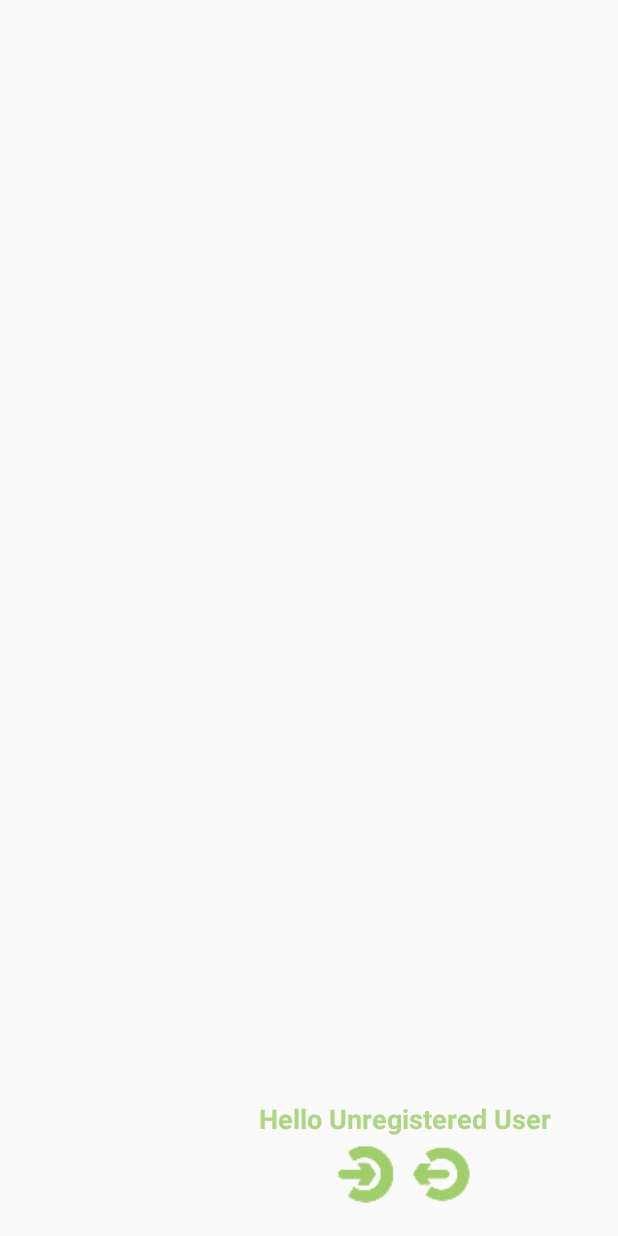
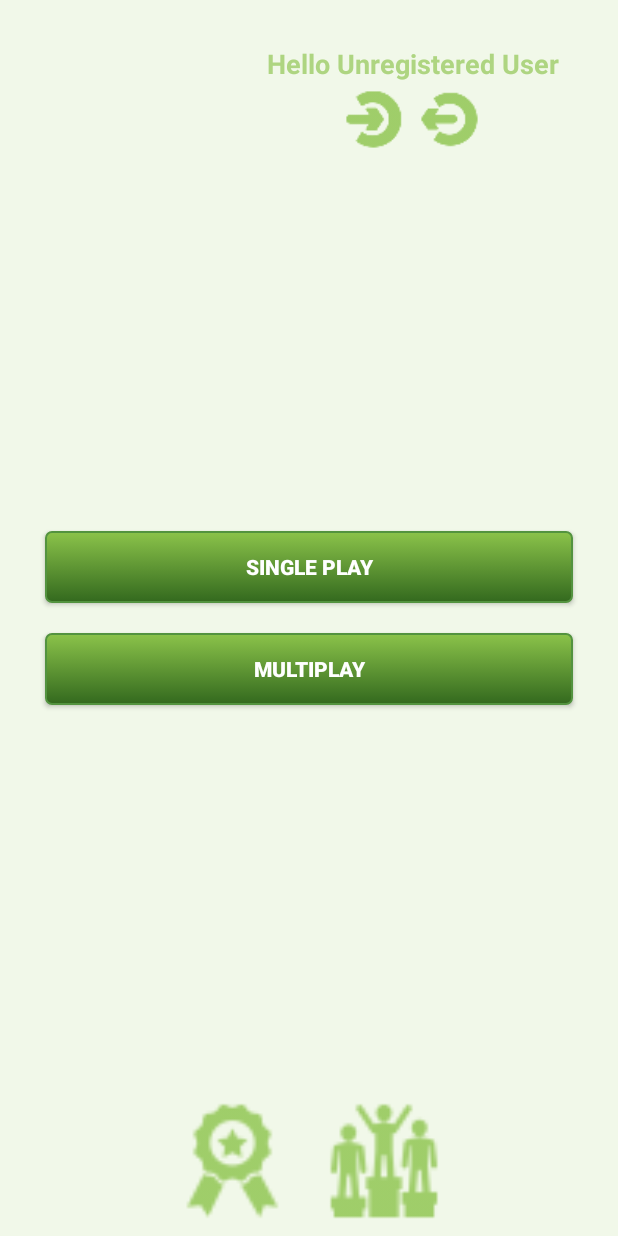
Before and after one commit to kursadaydin/quesswhat, an Android app: the layout fragment_gamemenu.xml on its own in the app's theme, with its tools: preview values and no code run, on a phone screen of 412 x 824 dp. Run offline under Robolectric (Android 15) with nearby library versions, the phone set to English and light mode, and no system bars.

Commit message:
login-logout ve user icon

```diff
--- /dev/null
+++ b/app/src/main/res/drawable/single_player_button.xml
@@ -0,0 +1,39 @@
+<?xml version="1.0" encoding="utf-8"?>
+<selector xmlns:android="http://schemas.android.com/apk/res/android">
+    <item android:state_pressed="true" >
+        <shape>
+
+            <solid
+                android:color="#70c656"
+                />
+            <stroke
+                android:width="1dp"
+                android:color="#53933f" />
+            <corners
+                android:radius="3dp" />
+            <padding
+                android:left="10dp"
+                android:top="10dp"
+                android:right="10dp"
+                android:bottom="10dp" />
+        </shape>
+    </item>
+    <item>
+        <shape>
+            <gradient
+                android:startColor="@color/lightGreen500"
+                android:endColor="@color/lightGreen900"
+                android:angle="270" />
+            <stroke
+                android:width="1dp"
+                android:color="#53933f" />
+            <corners
+                android:radius="4dp" />
+            <padding
+                android:left="10dp"
+                android:top="10dp"
+                android:right="10dp"
+                android:bottom="10dp" />
+        </shape>
+    </item>
+</selector>
--- a/app/src/main/res/layout/content_main.xml
+++ b/app/src/main/res/layout/content_main.xml
@@ -2,7 +2,7 @@
 <LinearLayout xmlns:android="http://schemas.android.com/apk/res/android"
     android:layout_width="match_parent"
     android:layout_height="match_parent"
-    android:orientation="vertical" >
+    android:orientation="vertical">
 
     <FrameLayout
         android:id="@+id/fragment_holder"
--- a/app/src/main/res/layout/fragment_gamemenu.xml
+++ b/app/src/main/res/layout/fragment_gamemenu.xml
@@ -2,21 +2,24 @@
 <RelativeLayout xmlns:android="http://schemas.android.com/apk/res/android"
     android:layout_width="match_parent"
     android:layout_height="match_parent"
-    android:layout_margin="@dimen/activity_horizontal_margin">
+    android:background="@color/lightGreen50">
 
 
     <LinearLayout
         android:layout_width="match_parent"
         android:layout_height="wrap_content"
-        android:layout_alignParentBottom="true"
-        android:orientation="horizontal">
+        android:layout_alignParentTop="true"
+        android:id="@+id/linearlayout1"
+        android:orientation="horizontal"
+        android:layout_marginTop="30dp">
 
         <ImageView
             android:layout_width="match_parent"
             android:layout_height="match_parent"
             android:layout_weight="2"
             android:id="@+id/imageViewUserIcon"
-            android:scaleType="fitXY"/>
+            android:scaleType="fitXY"
+            android:layout_marginLeft="30dp"/>
 
         <LinearLayout
             android:layout_width="match_parent"
@@ -52,8 +55,65 @@
 
             </LinearLayout>
 
+        </LinearLayout>
 
-        </LinearLayout>
+    </LinearLayout>
+
+    <LinearLayout
+        android:layout_width="match_parent"
+        android:layout_height="wrap_content"
+        android:orientation="vertical"
+        android:layout_centerInParent="true"
+        android:layout_margin="20dp"
+        >
+
+        <Button
+            android:layout_width="match_parent"
+            android:layout_height="wrap_content"
+            android:background="@drawable/single_player_button"
+            android:text="Single Play"
+            android:textColor="@color/colorWhite"
+            android:textStyle="bold"
+            android:layout_margin="10dp"
+            />
+
+        <Button
+            android:layout_width="match_parent"
+            android:layout_height="wrap_content"
+            android:background="@drawable/single_player_button"
+            android:text="MultiPlay"
+            android:textColor="@color/colorWhite"
+            android:textStyle="bold"
+            android:layout_margin="10dp"
+            />
+
+
+
+    </LinearLayout>
+
+
+    <LinearLayout
+        android:layout_width="match_parent"
+        android:layout_height="wrap_content"
+        android:layout_alignParentBottom="true"
+        android:gravity="center"
+        android:orientation="horizontal">
+
+        <Button
+            android:layout_width="100dp"
+            android:layout_height="100dp"
+            android:id="@+id/imageButtonAchievement"
+            android:background="@drawable/ic_action_achievement"
+
+            />
+        <Button
+            android:layout_width="100dp"
+            android:layout_height="100dp"
+            android:id="@+id/imageButtonLeadership"
+            android:background="@drawable/ic_action_leadership"
+            android:scaleType="fitXY"/>
+
+
 
 
 
```
Also changed, not shown: app/src/main/res/drawable-hdpi/ic_action_achievement.png (added), app/src/main/res/drawable-hdpi/ic_action_leadership.png (added), app/src/main/res/drawable-mdpi/ic_action_achievement.png (added), app/src/main/res/drawable-mdpi/ic_action_leadership.png (added), app/src/main/res/drawable-xhdpi/ic_action_achievement.png (added), app/src/main/res/drawable-xhdpi/ic_action_leadership.png (added), app/src/main/res/drawable-xxhdpi/ic_action_achievement.png (added), app/src/main/res/drawable-xxhdpi/ic_action_leadership.png (added).
